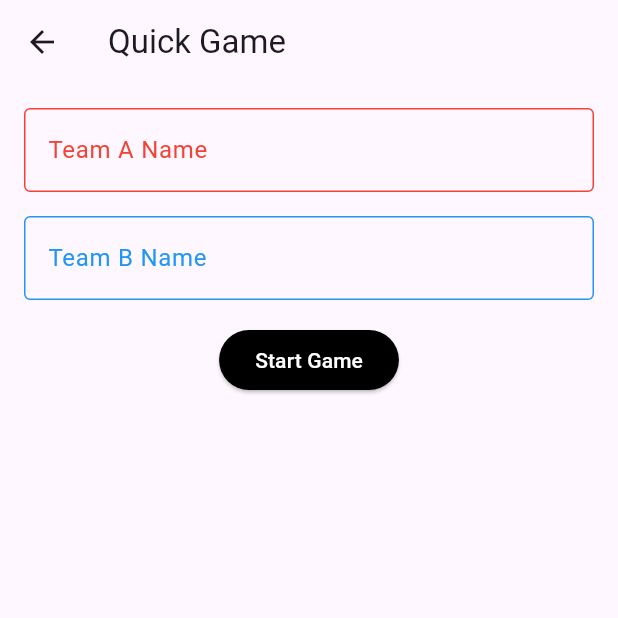
After one commit to geiegrma23/CornHoleScore, a Flutter app: the screen it shows after launch, after a tap on "Quick Game", on a phone screen of 412 x 824 dp, the top half of it. The commit adds this screen. Run offline on Flutter 3.47's test engine with Material 3 defaults, Android fonts, the phone set to English and light mode, and no system bars.

Commit message:
new changes

```diff
--- a/cornhole_score/lib/screens/quick_game_screen.dart
+++ b/cornhole_score/lib/screens/quick_game_screen.dart
@@ -1,10 +1,11 @@
 import 'package:flutter/material.dart';
+import 'package:cornhole_score/widgets/background_container.dart';  // Importing the BackgroundContainer widget
 import 'game_play_screen.dart';
 
 class QuickGameScreen extends StatefulWidget {
   final bool knockbackRule;  // Accept the knockback rule from HomeScreen
 
-  QuickGameScreen({required this.knockbackRule});  // Constructor
+  const QuickGameScreen({required this.knockbackRule});  // Constructor
 
   @override
   _QuickGameScreenState createState() => _QuickGameScreenState();
@@ -35,7 +36,8 @@ class _QuickGameScreenState extends State<QuickGameScreen> {
 
   @override
   Widget build(BuildContext context) {
-    return Scaffold(
+    return BackgroundContainer(  // Use BackgroundContainer to apply the background image
+      child: Scaffold(
         appBar: AppBar(
           title: const Text('Quick Game'),
         ),
@@ -89,6 +91,7 @@ class _QuickGameScreenState extends State<QuickGameScreen> {
             ],
           ),
         ),
+      ),
     );
   }
 }
--- /dev/null
+++ b/cornhole_score/lib/widgets/background_container.dart
@@ -0,0 +1,20 @@
+import 'package:flutter/material.dart';
+
+class BackgroundContainer extends StatelessWidget {
+  final Widget child;
+
+  const BackgroundContainer({Key? key, required this.child}) : super(key: key);  // Constructor with child widget
+
+  @override
+  Widget build(BuildContext context) {
+    return Container(
+      decoration: const BoxDecoration(
+        image: DecorationImage(
+          image: AssetImage('assets/background.jpg'),  // Background image
+          fit: BoxFit.cover,  // Fit the image to cover the screen
+        ),
+      ),
+      child: child,  // Render the child widget (your screen's content)
+    );
+  }
+}
--- a/cornhole_score/pubspec.yaml
+++ b/cornhole_score/pubspec.yaml
@@ -40,8 +40,8 @@ flutter:
   uses-material-design: true
 
   # Add assets and fonts configurations here if needed
-  # assets:
-  #   - assets/images/
+  assets:
+     - assets/background.jpg
   # fonts:
   #   - family: OpenSans
   #     fonts:
```
Also changed, not shown: cornhole_score/assets/background.jpg (added). Lines whose indentation alone changed are shown as unchanged.
